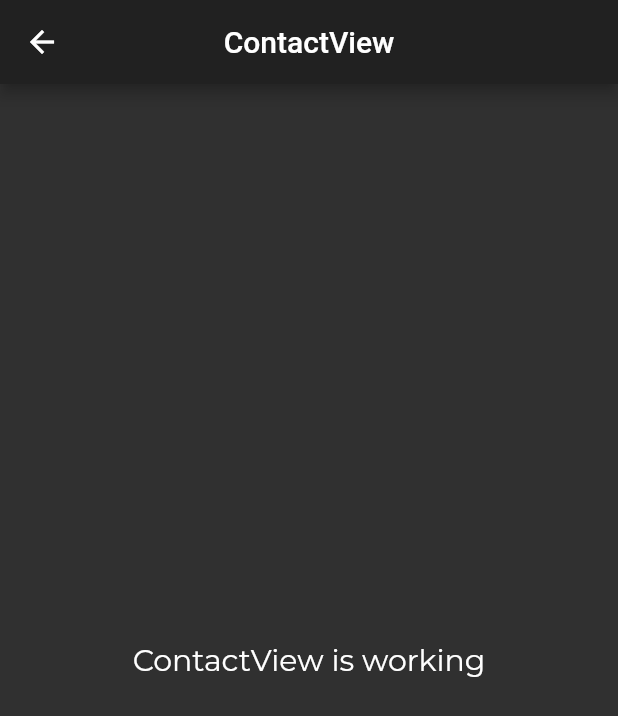
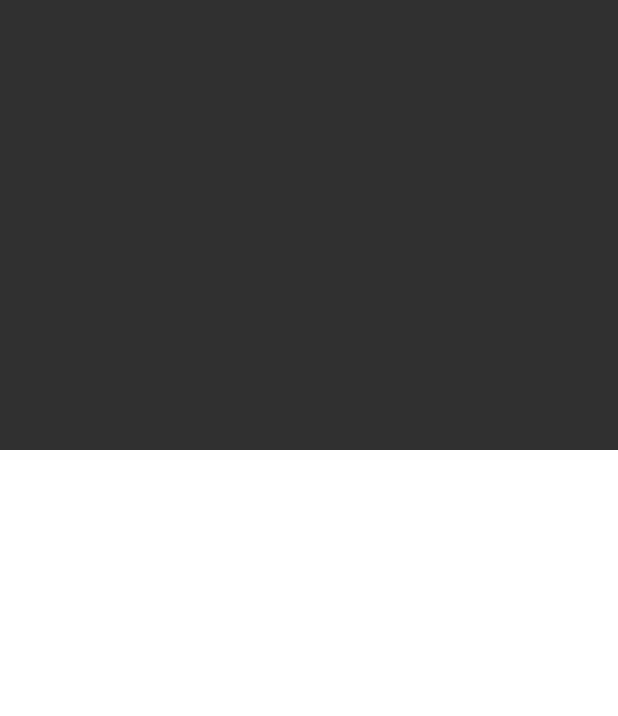
Before and after one commit to Prn-Ice/contact_me, a Flutter app: the ContactView screen opened by its route, on a phone screen of 412 x 824 dp. Shown: the top 716 px of the screen. Run offline on Flutter 3.47's test engine with Material 2 defaults, Android fonts, the phone set to English and light mode, and no system bars; drawn by our look-alikes of velocity_x; our stand-ins replace flutter_form_builder, get, google_fonts.

Commit message:
👌 IMPROVE: Switch PC.

```diff
--- a/lib/app/modules/contact/bindings/contact_binding.dart
+++ b/lib/app/modules/contact/bindings/contact_binding.dart
@@ -1,6 +1,6 @@
 import 'package:get/get.dart';
 
-import 'package:contact_me/app/modules/contact/controllers/contact_controller.dart';
+import '../controllers/contact_controller.dart';
 
 class ContactBinding extends Bindings {
   @override
--- a/lib/app/modules/contact/views/contact_view.dart
+++ b/lib/app/modules/contact/views/contact_view.dart
@@ -1,20 +1,18 @@
 import 'package:flutter/material.dart';
 import 'package:get/get.dart';
-import 'package:contact_me/app/modules/contact/controllers/contact_controller.dart';
+import 'package:velocity_x/velocity_x.dart';
+
+import '../controllers/contact_controller.dart';
 
 class ContactView extends GetView<ContactController> {
   @override
   Widget build(BuildContext context) {
     return Scaffold(
-      appBar: AppBar(
-        title: Text('ContactView'),
-        centerTitle: true,
-      ),
-      body: Center(
-        child: Text(
-          'ContactView is working',
-          style: TextStyle(fontSize:20),
-        ),
+      body: SafeArea(
+        child: <Widget>[
+          Container().box.height(300).make(),
+          Expanded(child: Container().box.white.make()),
+        ].vStack(),
       ),
     );
   }
--- a/lib/app/modules/home/bindings/home_binding.dart
+++ b/lib/app/modules/home/bindings/home_binding.dart
@@ -1,6 +1,6 @@
 import 'package:get/get.dart';
 
-import 'package:contact_me/app/modules/home/controllers/home_controller.dart';
+import '../controllers/home_controller.dart';
 
 class HomeBinding extends Bindings {
   @override
```
Also changed, not shown: lib/app/modules/home/controllers/home_controller.dart (+7 -1 lines), lib/app/modules/home/views/home_view.dart (+17 -3 lines), lib/app/routes/app_pages.dart (+6 -4 lines), pubspec.yaml (+6 -11 lines), pubspec.lock.
